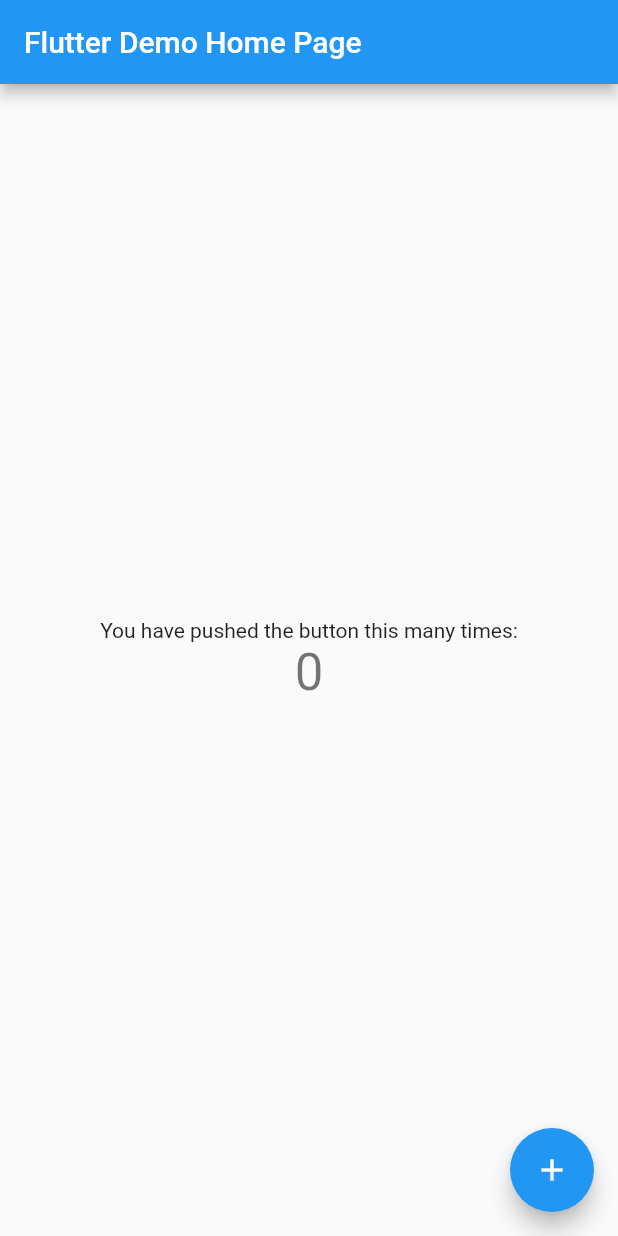
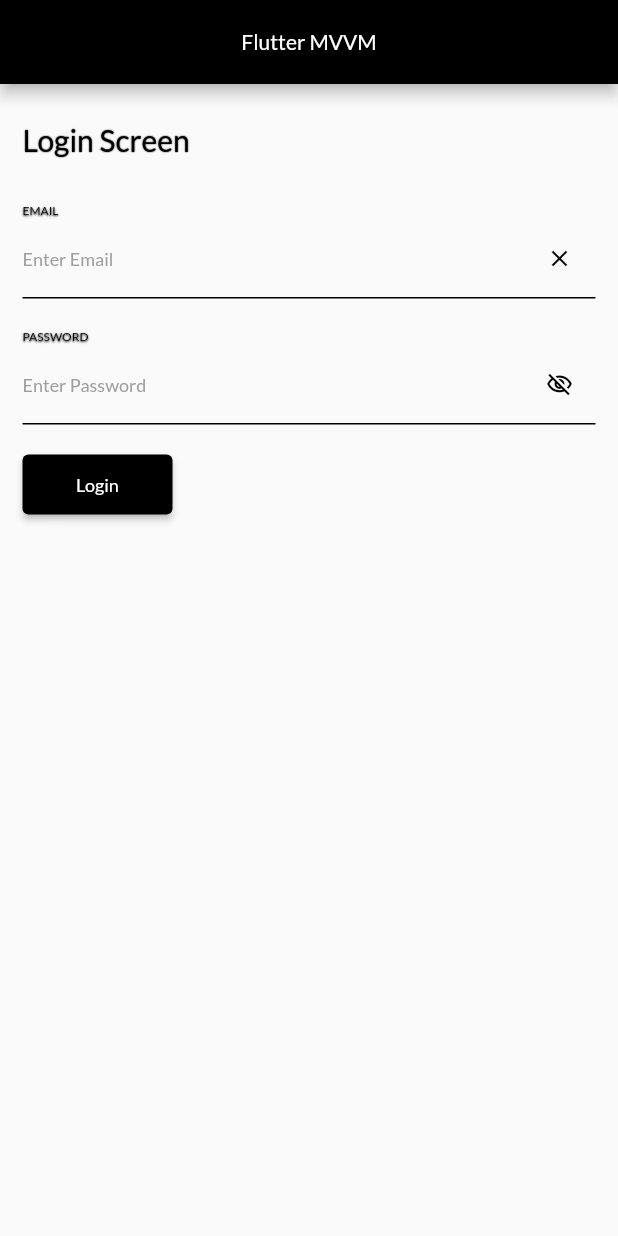
Before and after one commit to thedev97/flutter-mvvm, a Flutter app: the screen it shows after launch, on a phone screen of 412 x 824 dp. Run offline on Flutter 3.47's test engine with Material 2 defaults, Android fonts, the phone set to English and light mode, and no system bars; our stand-ins replace another_flushbar, fluttertoast, google_fonts.

Commit message:
Commit new changes

```diff
--- a/lib/data/app_exception.dart
+++ b/lib/data/app_exception.dart
@@ -27,3 +27,8 @@ class UnauthorizedException extends AppException {
 class InvalidInputException extends AppException {
   InvalidInputException([String? message]) : super(message, "Invalid Request");
 }
+
+class ServerException extends AppException {
+  ServerException([String? message])
+      : super(message, "Internal Server Request");
+}
--- /dev/null
+++ b/lib/data/network/base_api_services.dart
@@ -0,0 +1,5 @@
+abstract class BaseApiServices {
+  Future<dynamic> getApiResponse(String url);
+
+  Future<dynamic> postApiResponse(String url, dynamic data);
+}
--- a/lib/main.dart
+++ b/lib/main.dart
@@ -1,115 +1,34 @@
+import 'utils/routes/routes.dart';
 import 'package:flutter/material.dart';
+import 'utils/routes/routes_name.dart';
+import 'package:provider/provider.dart';
+import 'view_model/auth_view_model/login_view_model.dart';
 
 void main() {
   runApp(const MyApp());
 }
 
-class MyApp extends StatelessWidget {
-  const MyApp({super.key});
+class MyApp extends StatefulWidget {
+  const MyApp({Key? key}) : super(key: key);
 
-  // This widget is the root of your application.
+  @override
+  State<MyApp> createState() => _MyAppState();
+}
+
+class _MyAppState extends State<MyApp> {
   @override
   Widget build(BuildContext context) {
-    return MaterialApp(
-      title: 'Flutter Demo',
-      theme: ThemeData(
-        // This is the theme of your application.
-        //
-        // Try running your application with "flutter run". You'll see the
-        // application has a blue toolbar. Then, without quitting the app, try
-        // changing the primarySwatch below to Colors.green and then invoke
-        // "hot reload" (press "r" in the console where you ran "flutter run",
-        // or simply save your changes to "hot reload" in a Flutter IDE).
-        // Notice that the counter didn't reset back to zero; the application
-        // is not restarted.
-        primarySwatch: Colors.blue,
+    return MultiProvider(
+      providers: [
+        ChangeNotifierProvider(create: (_) => LoginViewModel()),
+      ],
+      child: MaterialApp(
+        title: 'Flutter MVVM',
+        theme: ThemeData(primarySwatch: Colors.teal),
+        debugShowCheckedModeBanner: false,
+        initialRoute: RoutesName.login,
+        onGenerateRoute: Routes.generateRoutes,
       ),
-      home: const MyHomePage(title: 'Flutter Demo Home Page'),
     );
   }
 }
-
-class MyHomePage extends StatefulWidget {
-  const MyHomePage({super.key, required this.title});
-
-  // This widget is the home page of your application. It is stateful, meaning
-  // that it has a State object (defined below) that contains fields that affect
-  // how it looks.
-
-  // This class is the configuration for the state. It holds the values (in this
-  // case the title) provided by the parent (in this case the App widget) and
-  // used by the build method of the State. Fields in a Widget subclass are
-  // always marked "final".
-
-  final String title;
-
-  @override
-  State<MyHomePage> createState() => _MyHomePageState();
-}
-
-class _MyHomePageState extends State<MyHomePage> {
-  int _counter = 0;
-
-  void _incrementCounter() {
-    setState(() {
-      // This call to setState tells the Flutter framework that something has
-      // changed in this State, which causes it to rerun the build method below
-      // so that the display can reflect the updated values. If we changed
-      // _counter without calling setState(), then the build method would not be
-      // called again, and so nothing would appear to happen.
-      _counter++;
-    });
-  }
-
-  @override
-  Widget build(BuildContext context) {
-    // This method is rerun every time setState is called, for instance as done
-    // by the _incrementCounter method above.
-    //
-    // The Flutter framework has been optimized to make rerunning build methods
-    // fast, so that you can just rebuild anything that needs updating rather
-    // than having to individually change instances of widgets.
-    return Scaffold(
-      appBar: AppBar(
-        // Here we take the value from the MyHomePage object that was created by
-        // the App.build method, and use it to set our appbar title.
-        title: Text(widget.title),
-      ),
-      body: Center(
-        // Center is a layout widget. It takes a single child and positions it
-        // in the middle of the parent.
-        child: Column(
-          // Column is also a layout widget. It takes a list of children and
-          // arranges them vertically. By default, it sizes itself to fit its
-          // children horizontally, and tries to be as tall as its parent.
-          //
-          // Invoke "debug painting" (press "p" in the console, choose the
-          // "Toggle Debug Paint" action from the Flutter Inspector in Android
-          // Studio, or the "Toggle Debug Paint" command in Visual Studio Code)
-          // to see the wireframe for each widget.
-          //
-          // Column has various properties to control how it sizes itself and
-          // how it positions its children. Here we use mainAxisAlignment to
-          // center the children vertically; the main axis here is the vertical
-          // axis because Columns are vertical (the cross axis would be
-          // horizontal).
-          mainAxisAlignment: MainAxisAlignment.center,
-          children: <Widget>[
-            const Text(
-              'You have pushed the button this many times:',
-            ),
-            Text(
-              '$_counter',
-              style: Theme.of(context).textTheme.headlineMedium,
-            ),
-          ],
-        ),
-      ),
-      floatingActionButton: FloatingActionButton(
-        onPressed: _incrementCounter,
-        tooltip: 'Increment',
-        child: const Icon(Icons.add),
-      ), // This trailing comma makes auto-formatting nicer for build methods.
-    );
-  }
-}
--- /dev/null
+++ b/lib/res/components/buttons/buttons.dart
@@ -0,0 +1,41 @@
+import 'package:flutter/material.dart';
+import '../../../utils/values/values.dart';
+
+class Button extends StatelessWidget {
+  final String title;
+  final VoidCallback onPress;
+  final bool loading;
+
+  const Button(
+      {Key? key,
+      required this.title,
+      required this.onPress,
+      this.loading = false})
+      : super(key: key);
+
+  @override
+  Widget build(BuildContext context) {
+    return SizedBox(
+      height: 40,
+      width: 100,
+      child: ElevatedButton(
+          onPressed: onPress,
+          style: ButtonStyles.primaryDecoration,
+          child: Center(
+            child: loading
+                ? const SizedBox(
+                    height: 25,
+                    width: 25,
+                    child: CircularProgressIndicator(
+                      backgroundColor: Colors.white,
+                      strokeWidth: 1,
+                    ),
+                  )
+                : Text(
+                    'Login',
+                    style: AppTextStyles.normalText2,
+                  ),
+          )),
+    );
+  }
+}
--- /dev/null
+++ b/lib/res/components/forms/text_input_with _label.dart
@@ -0,0 +1,89 @@
+import 'package:flutter/material.dart';
+import '../../../utils/values/values.dart';
+
+class TextFormInput extends StatelessWidget {
+  final String label;
+  final String placeholder;
+  final String? value;
+  final TextInputType keyboardType;
+  final bool obscureText;
+  final TextEditingController controller;
+  final VoidCallback? showPasswordValue;
+  final String? Function(String?)? onTapSubmitted;
+  final FocusNode? focusNode;
+
+  const TextFormInput(
+      {Key? key,
+      required this.placeholder,
+      required this.keyboardType,
+      required this.controller,
+      required this.obscureText,
+      required this.label,
+      this.onTapSubmitted,
+      this.showPasswordValue,
+      this.value,
+      this.focusNode})
+      : super(key: key);
+
+  @override
+  Widget build(BuildContext context) {
+    return Column(
+      mainAxisAlignment: MainAxisAlignment.start,
+      crossAxisAlignment: CrossAxisAlignment.start,
+      children: [
+        AppSpaces.verticalSpace10,
+        Text(label.toUpperCase(),
+            textAlign: TextAlign.left, style: AppTextStyles.labelText),
+        TextFormField(
+          controller: controller,
+          style: AppTextStyles.normalText,
+          onFieldSubmitted: onTapSubmitted,
+          focusNode: focusNode,
+          keyboardType: keyboardType,
+          obscureText: placeholder == 'Enter Password' ||
+                  placeholder == 'Enter Choose a password'
+              ? obscureText
+              : obscureText,
+          decoration: InputDecoration(
+              contentPadding: const EdgeInsets.symmetric(
+                horizontal: 0,
+                vertical: 20,
+              ),
+              suffixIcon: placeholder == "Enter Password" ||
+                      placeholder == "Enter Confirm Password"
+                  ? InkWell(
+                      onTap: showPasswordValue,
+                      child: Icon(
+                        obscureText
+                            ? Icons.visibility_off_outlined
+                            : Icons.visibility,
+                        size: 18,
+                        color: Colors.black,
+                      ))
+                  : InkWell(
+                      onTap: () {
+                        controller.text = "";
+                      },
+                      child: const Icon(Icons.clear,
+                          size: 18, color: Colors.black),
+                    ),
+              hintText: placeholder,
+              hintStyle: AppTextStyles.hintText,
+              filled: false,
+              errorStyle: AppTextStyles.errorText,
+              enabledBorder: const UnderlineInputBorder(
+                borderSide: BorderSide(color: Colors.black),
+              ),
+              focusedBorder: const UnderlineInputBorder(
+                borderSide: BorderSide(color: Colors.green),
+              ),
+              errorBorder: const UnderlineInputBorder(
+                borderSide: BorderSide(color: Colors.brown),
+              ),
+              border: const UnderlineInputBorder(
+                  borderSide: BorderSide(color: Colors.green))),
+        ),
+      ],
+    );
+  }
+}
--- /dev/null
+++ b/lib/res/remote_url.dart
@@ -0,0 +1,4 @@
+class RemoteUrl {
+  static const baseUrl = 'https://reqres.in';
+  static const loginEndPoint = '$baseUrl/api/login';
+}
--- /dev/null
+++ b/lib/utils/routes/routes.dart
@@ -0,0 +1,28 @@
+import 'routes_name.dart';
+import 'package:flutter/material.dart';
+import 'package:flutter_mvvm/view/home_view.dart';
+import 'package:flutter_mvvm/view/login_view.dart';
+import 'package:flutter_mvvm/utils/values/values.dart';
+
+class Routes {
+  static Route<dynamic> generateRoutes(RouteSettings settings) {
+    switch (settings.name) {
+      case RoutesName.login:
+        return MaterialPageRoute(
+            builder: (BuildContext context) => const LoginView());
+      case RoutesName.home:
+        return MaterialPageRoute(
+            builder: (BuildContext context) => const HomeView());
+      default:
+        return MaterialPageRoute(builder: (_) {
+          return Scaffold(
+            body: Center(
+                child: Text(
+              'No Route Defined',
+              style: AppTextStyles.normalText,
+            )),
+          );
+        });
+    }
+  }
+}
--- /dev/null
+++ b/lib/utils/routes/routes_name.dart
@@ -0,0 +1,4 @@
+class RoutesName {
+  static const String login = 'login_view';
+  static const String home = 'home_view';
+}
--- /dev/null
+++ b/lib/utils/values/button_styles.dart
@@ -0,0 +1,8 @@
+part of values;
+
+class ButtonStyles {
+  static final ButtonStyle primaryDecoration = ButtonStyle(
+    backgroundColor:
+    MaterialStateProperty.all(Colors.black),
+  );
+}
--- /dev/null
+++ b/lib/utils/values/spacing.dart
@@ -0,0 +1,8 @@
+part of values;
+
+class AppSpaces {
+  static const verticalSpace10 = SizedBox(height: 10);
+  static const verticalSpace20 = SizedBox(height: 20);
+  static const horizontalSpace10 = SizedBox(width: 10);
+  static const horizontalSpace20 = SizedBox(width: 20);
+}
--- /dev/null
+++ b/lib/utils/values/text_styles.dart
@@ -0,0 +1,67 @@
+part of values;
+
+class AppTextStyles {
+  static final TextStyle titleText = GoogleFonts.lato(
+      fontWeight: FontWeight.w500,
+      fontSize: 20,
+      shadows: [
+        const Shadow(
+            color: Colors.black, offset: Offset(0.0, 0.5), blurRadius: 0.5),
+      ],
+      color: Colors.black);
+
+  static final TextStyle header = GoogleFonts.lato(
+      fontWeight: FontWeight.w500,
+      fontSize: 14,
+      shadows: [
+        const Shadow(
+            color: Colors.black, offset: Offset(0.0, 0.5), blurRadius: 0.5),
+      ],
+      color: Colors.white);
+
+  static final TextStyle normalText = GoogleFonts.lato(
+      fontWeight: FontWeight.w500,
+      fontSize: 12,
+      shadows: [
+        const Shadow(
+            color: Colors.white, offset: Offset(0.0, 0.2), blurRadius: 0.2),
+      ],
+      color: Colors.black);
+
+  static final TextStyle normalText2 = GoogleFonts.lato(
+      fontWeight: FontWeight.w500,
+      fontSize: 12,
+      shadows: [
+        const Shadow(
+            color: Colors.black, offset: Offset(0.0, 0.5), blurRadius: 0.5),
+      ],
+      color: Colors.white);
+
+  static final labelText = GoogleFonts.lato(shadows: [
+    const Shadow(
+        color: Colors.black,
+        offset: Offset(0.0, 1.0),
+        blurRadius: 1.0),
+  ], fontSize: 8, color: Colors.black);
+
+  static final hintText = GoogleFonts.lato(
+      fontWeight: FontWeight.w400,
+      fontSize: 12,
+      color: Colors.grey);
+
+  static final errorText = GoogleFonts.abel(
+      fontWeight: FontWeight.w400,
+      fontSize: 11,
+      color: Colors.brown);
+
+  static final msgText = GoogleFonts.abel(
+      fontWeight: FontWeight.w400,
+      fontSize: 12,
+      shadows: [
+        const Shadow(
+            color: Colors.black,
+            offset: Offset(0.0, 0.5),
+            blurRadius: 0.5),
+      ],
+      color: Colors.white);
+}
--- /dev/null
+++ b/lib/view/login_view.dart
@@ -0,0 +1,120 @@
+import 'package:flutter_mvvm/view_model/auth_view_model/login_view_model.dart';
+import 'package:provider/provider.dart';
+
+import '../utils/utils.dart';
+import '../utils/values/values.dart';
+import 'package:flutter/material.dart';
+import '../res/components/buttons/buttons.dart';
+import '../res/components/forms/text_input_with _label.dart';
+
+class LoginView extends StatefulWidget {
+  const LoginView({Key? key}) : super(key: key);
+
+  @override
+  State<LoginView> createState() => _LoginViewState();
+}
+
+class _LoginViewState extends State<LoginView> {
+  ValueNotifier<bool> obscureNotifier = ValueNotifier<bool>(true);
+
+  TextEditingController email = TextEditingController();
+  TextEditingController password = TextEditingController();
+
+  FocusNode emailFocusNode = FocusNode();
+  FocusNode passwordFocusNode = FocusNode();
+
+  @override
+  void dispose() {
+    super.dispose();
+    email.dispose();
+    password.dispose();
+    emailFocusNode.dispose();
+    passwordFocusNode.dispose();
+  }
+
+  @override
+  Widget build(BuildContext context) {
+    final loginViewModel = Provider.of<LoginViewModel>(context);
+    return Scaffold(
+      extendBody: false,
+      resizeToAvoidBottomInset: false,
+      appBar: AppBar(
+        backgroundColor: Colors.black,
+        centerTitle: true,
+        title: Text(
+          "Flutter MVVM",
+          style: AppTextStyles.header,
+        ),
+      ),
+      body: SafeArea(
+        child: Padding(
+          padding: const EdgeInsets.symmetric(horizontal: 15),
+          child: Column(
+            mainAxisAlignment: MainAxisAlignment.start,
+            crossAxisAlignment: CrossAxisAlignment.start,
+            children: [
+              const SizedBox(
+                height: 25,
+              ),
+              title(),
+              AppSpaces.verticalSpace20,
+              TextFormInput(
+                label: "Email",
+                controller: email,
+                obscureText: false,
+                keyboardType: TextInputType.emailAddress,
+                placeholder: "Enter Email",
+                focusNode: emailFocusNode,
+                onTapSubmitted: (val) =>
+                    Utils.fieldFocusChange(
+                        context, emailFocusNode, passwordFocusNode),
+              ),
+              AppSpaces.verticalSpace10,
+              ValueListenableBuilder(
+                  valueListenable: obscureNotifier,
+                  builder: (context, value, child) =>
+                      TextFormInput(
+                          label: "Password",
+                          controller: password,
+                          obscureText: obscureNotifier.value,
+                          keyboardType: TextInputType.text,
+                          placeholder: "Enter Password",
+                          focusNode: passwordFocusNode,
+                          showPasswordValue: () {
+                            obscureNotifier.value = !obscureNotifier.value;
+                          })),
+              AppSpaces.verticalSpace20,
+              Button(
+                title: 'Login',
+                loading: loginViewModel.isLoading,
+                onPress: () {
+                  if (email.text.isEmpty) {
+                    Utils.flushBar("Enter Email", context);
+                  } else if (password.text.isEmpty) {
+                    Utils.flushBar("Enter Password", context);
+                  } else if (password.text.length < 8) {
+                    Utils.flushBar(
+                        "Password length should be less than 8", context);
+                  } else {
+                    Map data = {
+                      "email": email.text.toString(),
+                      "password": password.text.toString()
+                    };
+                    loginViewModel.loginApi(data, context);
+                  }
+                },
+              ),
+            ],
+          ),
+        ),
+      ),
+    );
+  }
+
+  Widget title() {
+    return Text(
+      'Login Screen',
+      style: AppTextStyles.titleText,
+    );
+  }
+}
```
Also changed, not shown: lib/data/network/network_api_services.dart (added, +49 -0 lines), lib/repository/auth_repository.dart (added, +18 -0 lines), lib/utils/utils.dart (added, +49 -0 lines), lib/utils/values/values.dart (added, +8 -0 lines), lib/view/home_view.dart (added, +23 -0 lines), lib/view_model/auth_view_model/login_view_model.dart (added, +37 -0 lines).
